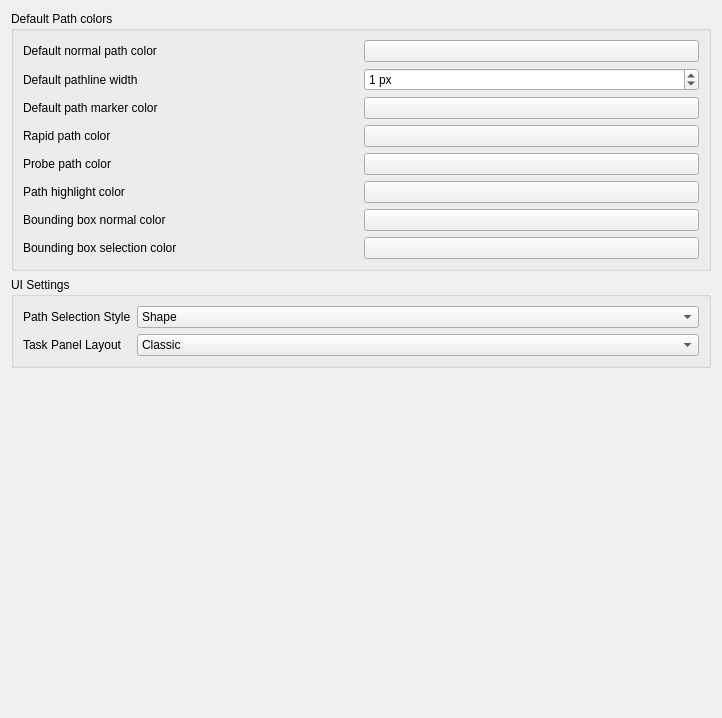
Above: src/Mod/CAM/Gui/DlgSettingsPathColor.ui from southseact-3d/fcd before the change. Below: the same form after it.
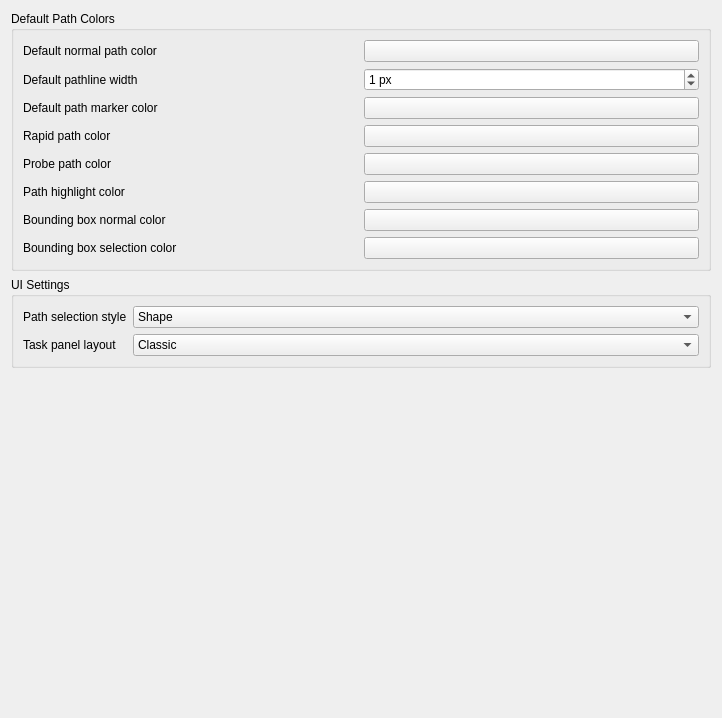
That is the form after the change. Custom widgets are drawn as their Qt base class.

What changed in the file:
```diff
--- a/src/Mod/CAM/Gui/DlgSettingsPathColor.ui
+++ b/src/Mod/CAM/Gui/DlgSettingsPathColor.ui
@@ -33,7 +33,7 @@
    <item row="0" column="0" colspan="2">
     <widget class="QGroupBox" name="groupBoxDefaultColors">
      <property name="title">
-      <string>Default Path colors</string>
+      <string>Default Path Colors</string>
      </property>
      <layout class="QGridLayout" name="gridLayout">
       <item row="1" column="1">
@@ -323,7 +323,7 @@
       <item row="0" column="0">
        <widget class="QLabel" name="label_12">
         <property name="text">
-         <string>Path Selection Style</string>
+         <string>Path selection style</string>
         </property>
        </widget>
       </item>
@@ -364,7 +364,7 @@
       <item row="1" column="0">
        <widget class="QLabel" name="label_2">
         <property name="text">
-         <string>Task Panel Layout</string>
+         <string>Task panel layout</string>
         </property>
        </widget>
       </item>
```
Left out of the diff: 6 changed lines with no effect on the pictures.
